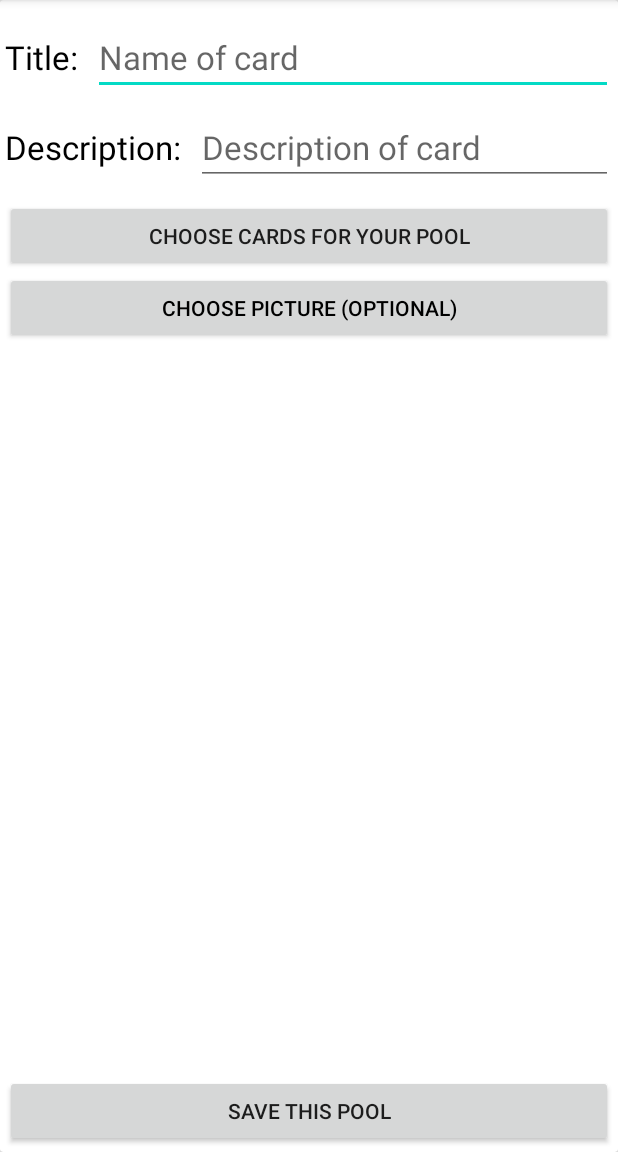
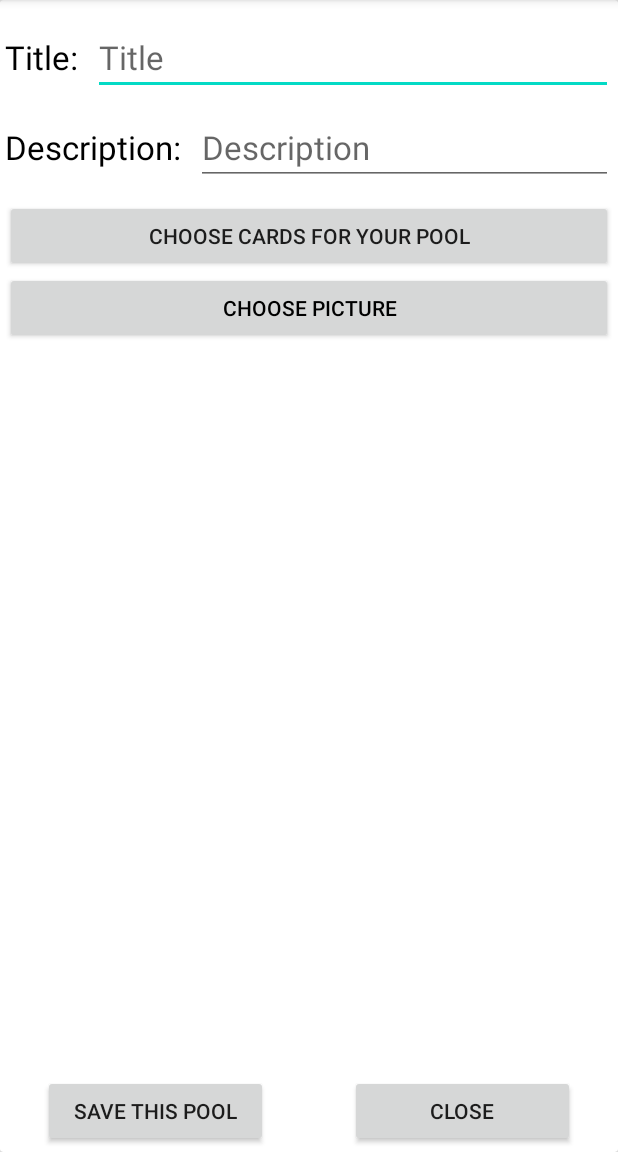
Before and after one commit to sillva7/CardsForBoardGame, an Android app: the AddNewPool screen opened directly, with no data from a screen before it, on a phone screen of 412 x 824 dp, the part 84-1236 px from its top. Run offline under Robolectric (Android 15) with nearby library versions, the phone set to English and light mode, and no system bars; our stand-ins replace Room's generated code; libraries missing offline, so code that uses them is left out: com.nex3z.flowlayout; plain views replace FlowLayout; 1 statement that could not run was skipped.

```diff
--- a/app/src/main/AndroidManifest.xml
+++ b/app/src/main/AndroidManifest.xml
@@ -16,7 +16,8 @@
         android:roundIcon="@mipmap/ic_launcher_round"
         android:supportsRtl="true"
         android:theme="@style/AppTheme">
-        <activity android:name=".activities.PoolViewActivity"></activity>
+        <activity android:name=".activities.AllPoolsActivity"></activity>
+        <activity android:name=".activities.PoolViewActivity" />
         <activity android:name=".activities.CardViewActivity" />
         <activity android:name=".activities.AddNewPool" />
         <activity android:name=".activities.AllCardsActivity" />
--- a/app/src/main/java/com/example/cardsforboardgame/Classes/Pool.java
+++ b/app/src/main/java/com/example/cardsforboardgame/Classes/Pool.java
@@ -42,7 +42,7 @@ public class Pool {
         this.description = description;
     }
 
-    public ArrayList<String> getCards() {
+    public ArrayList<String> getCards() {//Будем брать тайтлы карточек из массива и по ним уже брать сами объекты из бд
         return cards;
     }
 
--- a/app/src/main/java/com/example/cardsforboardgame/DBStuf/PoolDB.java
+++ b/app/src/main/java/com/example/cardsforboardgame/DBStuf/PoolDB.java
@@ -8,7 +8,7 @@ import androidx.room.RoomDatabase;
 
 import com.example.cardsforboardgame.Classes.Pool;
 
-@Database(entities = {Pool.class}, version = 4, exportSchema = false)
+@Database(entities = {Pool.class}, version = 6, exportSchema = false)
 public abstract class PoolDB extends RoomDatabase {
 
     private static final String DB_NAME = "pools.db";
--- a/app/src/main/java/com/example/cardsforboardgame/activities/AddNewPool.java
+++ b/app/src/main/java/com/example/cardsforboardgame/activities/AddNewPool.java
@@ -2,12 +2,14 @@ package com.example.cardsforboardgame.activities;
 
 import androidx.annotation.Nullable;
 import androidx.appcompat.app.AppCompatActivity;
+import androidx.lifecycle.ViewModelProvider;
 
 import android.content.Context;
 import android.content.Intent;
 import android.database.Cursor;
 import android.graphics.Bitmap;
 import android.graphics.BitmapFactory;
+import android.graphics.drawable.BitmapDrawable;
 import android.graphics.drawable.Drawable;
 import android.net.Uri;
 import android.os.Bundle;
@@ -33,6 +35,9 @@ import java.io.FileNotFoundException;
 import java.io.InputStream;
 import java.util.ArrayList;
 
+import com.example.cardsforboardgame.R.drawable;
+
+
 public class AddNewPool extends AppCompatActivity {
     EditText titleET, descriptionET;
     FlowLayout flowLayoutBtns;
@@ -49,12 +54,15 @@ public class AddNewPool extends AppCompatActivity {
     protected void onCreate(Bundle savedInstanceState) {
         super.onCreate(savedInstanceState);
         setContentView(R.layout.activity_add_new_pool);
+        titleET = findViewById(R.id.etPoolTitle);
+        descriptionET = findViewById(R.id.etPoolDescription);
         flowLayoutBtns = findViewById(R.id.flowLayoutBtns);
         addNewBtn = findViewById(R.id.addNewCard);
         imageViewOfCard = findViewById(R.id.imageViewOfCard);
         setImg = findViewById(R.id.setIMG);
-        Drawable defaultIMG = getResources().getDrawable(R.drawable.ic_launcher_foreground);
-        bitmap = BitmapConverter.drawableToBitmap(defaultIMG);
+        viewModel = new ViewModelProvider(this).get(MainViewModel.class);
+
+
         addNewBtn.setOnClickListener(new View.OnClickListener() {
             @Override
             public void onClick(View view) {
@@ -131,8 +139,9 @@ public class AddNewPool extends AppCompatActivity {
     }
 
     private boolean isEmpty(EditText etText) {
-        if (etText.getText().toString().trim().length() > 0)
+        if (etText.getText().toString().trim().length() > 0) {
             return false;
+        }
 
         return true;
     }
@@ -148,13 +157,30 @@ public class AddNewPool extends AppCompatActivity {
             Toast.makeText(this, getString(R.string.NeedDescription), Toast.LENGTH_SHORT).show();
         } else if (cards.isEmpty()) {
             Toast.makeText(this, R.string.EmptyListOfCard, Toast.LENGTH_SHORT).show();
+            addNewBtn.setError(getString(R.string.needCards));
+        } else if (bitmap == null) {
+            Toast.makeText(this, R.string.choose_picture, Toast.LENGTH_SHORT).show();
         } else {
-            Pool pool = new Pool(titleET.getText().toString(), descriptionET.getText().toString(), cards, bitmap);
+            Pool pool;
+
+            //pool = new Pool(titleET.getText().toString(), descriptionET.getText().toString(), cards);//добавим в будущем
+
+            pool = new Pool(titleET.getText().toString(), descriptionET.getText().toString(), cards, bitmap);
+
+
             viewModel.insertPool(pool);
             Toast.makeText(this, "Saved", Toast.LENGTH_SHORT).show();
+            cards.clear();
 
         }
 
 
     }
+
+    public void close(View view) {
+        Intent intent = new Intent(this, MainActivity.class);
+        startActivity(intent);
+        cards.clear();
+
+    }
 }
--- a/app/src/main/java/com/example/cardsforboardgame/activities/AllCardsActivity.java
+++ b/app/src/main/java/com/example/cardsforboardgame/activities/AllCardsActivity.java
@@ -64,7 +64,7 @@ public class AllCardsActivity extends AppCompatActivity {
                 Log.d("747474", "onClick1: "+titleOfBtn);
 
 
-                for (int i = 0; i < AddNewPool.cards.size(); i++) {
+                for (int i = 0; i < AddNewPool.cards.size(); i++) {//проверка
                     Log.d("777", "onClick: " + AddNewPool.cards.get(i));
                 }
 
@@ -83,10 +83,13 @@ public class AllCardsActivity extends AppCompatActivity {
         cardsFromListData.observe(this, new Observer<List<Card>>() {//для вытаскивания списка из LiveData
             @Override
             public void onChanged(List<Card> cardss) {
+
                 cardAdapter.setCards(cardss);
 
             }
         });
+
+
         recyclerView.setAdapter(cardAdapter);
 
 
--- a/app/src/main/java/com/example/cardsforboardgame/activities/MainActivity.java
+++ b/app/src/main/java/com/example/cardsforboardgame/activities/MainActivity.java
@@ -39,4 +39,9 @@ public class MainActivity extends AppCompatActivity {
         Intent intent = new Intent(MainActivity.this, AddNewPool.class);
         startActivity(intent);
     }
+
+    public void toAllPools(View view) {
+        Intent intent = new Intent(MainActivity.this, AllPoolsActivity.class);
+        startActivity(intent);
+    }
 }
--- a/app/src/main/res/layout/activity_add_new_pool.xml
+++ b/app/src/main/res/layout/activity_add_new_pool.xml
@@ -138,16 +138,33 @@
 
         </androidx.constraintlayout.widget.ConstraintLayout>
 
+
         <Button
             android:id="@+id/savePool"
-            android:layout_width="match_parent"
+            android:layout_width="150dp"
             android:layout_height="wrap_content"
             android:onClick="savePool"
             android:text="@string/save_this_pool"
             app:layout_constraintBottom_toBottomOf="parent"
             app:layout_constraintStart_toStartOf="parent"
             app:layout_constraintTop_toTopOf="parent"
-            app:layout_constraintVertical_bias="1" />
+            app:layout_constraintEnd_toEndOf="parent"
+            app:layout_constraintVertical_bias="1.0"
+            app:layout_constraintHorizontal_bias="0.1"
+            />
+
+        <Button
+            android:id="@+id/close"
+            android:layout_width="150dp"
+            android:layout_height="wrap_content"
+            android:onClick="close"
+            android:text="@string/close"
+            app:layout_constraintBottom_toBottomOf="parent"
+            app:layout_constraintEnd_toEndOf="parent"
+            app:layout_constraintHorizontal_bias="0.90"
+            app:layout_constraintStart_toStartOf="parent"
+            app:layout_constraintTop_toTopOf="parent"
+            app:layout_constraintVertical_bias="1.0" />
 
     </androidx.constraintlayout.widget.ConstraintLayout>
 
--- a/app/src/main/res/layout/activity_main.xml
+++ b/app/src/main/res/layout/activity_main.xml
@@ -17,7 +17,8 @@
         app:layout_constraintBottom_toBottomOf="parent"
         app:layout_constraintEnd_toEndOf="parent"
         app:layout_constraintStart_toEndOf="@+id/view"
-        app:layout_constraintTop_toTopOf="parent" />
+        app:layout_constraintTop_toTopOf="parent"
+        android:onClick="toAllPools"/>
 
     <View
         android:id="@+id/view"
--- a/app/src/main/res/layout/pool_item.xml
+++ b/app/src/main/res/layout/pool_item.xml
@@ -4,7 +4,7 @@
     xmlns:tools="http://schemas.android.com/tools"
     android:layout_width="match_parent"
     android:layout_height="wrap_content"
-    android:layout_marginVertical="5dp"
+    android:layout_margin="3dp"
     app:cardCornerRadius="6dp">
 
     <androidx.constraintlayout.widget.ConstraintLayout
@@ -28,7 +28,7 @@
             android:textSize="22sp"
             android:textStyle="bold"
             app:layout_constraintEnd_toEndOf="parent"
-            app:layout_constraintHorizontal_bias="0.1"
+            app:layout_constraintHorizontal_bias="0.05"
             app:layout_constraintStart_toEndOf="@id/imageViewPool"
             app:layout_constraintTop_toTopOf="@id/imageViewPool" />
 
--- a/app/src/main/res/values/strings.xml
+++ b/app/src/main/res/values/strings.xml
@@ -1,9 +1,9 @@
 <resources>
     <string name="app_name">CardsForBoardGame</string>
-    <string name="enter_name_of_card">Name of card</string>
+    <string name="enter_name_of_card">Title</string>
     <string name="title">Title:</string>
     <string name="description">Description:</string>
-    <string name="description_of_card">Description of card</string>
+    <string name="description_of_card">Description</string>
     <string name="save">Save</string>
     <string name="close">Close</string>
     <string name="load_image_from_gallery">Load image from gallery</string>
@@ -21,9 +21,10 @@
     <string name="save_to_pool">Save to pool</string>
     <string name="choose_cards">Choose cards for your pool</string>
     <string name="image_of_pool">Image of pool(optional):</string>
-    <string name="choose_picture">Choose picture (optional)</string>
+    <string name="choose_picture">Choose picture</string>
     <string name="save_this_pool">Save this pool</string>
     <string name="lorem_ipsum">Lorem ipsum dolor sit amet, consectetur adipiscing elit, sed do eiusmod tempor incididunt ut labore et dolore magna aliqua. Ut enim ad minim veniam, quis nostrud exercitation ullamco laboris nisi ut aliquip ex ea commodo consequat. Duis aute irure dolor in reprehenderit in voluptate velit esse cillum dolore eu fugiat nulla pariatur. Excepteur sint occaecat cupidatat non proident, sunt in culpa qui officia deserunt mollit anim id est laborum.</string>
     <string name="EmptyListOfCard">Pls add some cards to your pool</string>
     <string name="cards_in_pool">Cards in pool:</string>
+    <string name="needCards">Need cards</string>
 </resources>
```
Also changed, not shown: app/src/main/java/com/example/cardsforboardgame/DBStuf/MainViewModel.java (+14 -10 lines), app/src/main/java/com/example/cardsforboardgame/Utils/CardConverter.java (+9 -8 lines), app/src/main/java/com/example/cardsforboardgame/activities/AllPoolsActivity.java (added, +59 -0 lines), app/src/main/java/com/example/cardsforboardgame/activities/CardViewActivity.java (+13 -2 lines), app/src/main/java/com/example/cardsforboardgame/adapters/PoolAdapter.java (+19 -5 lines), app/src/main/res/layout/activity_all_pools.xml (added, +18 -0 lines).
